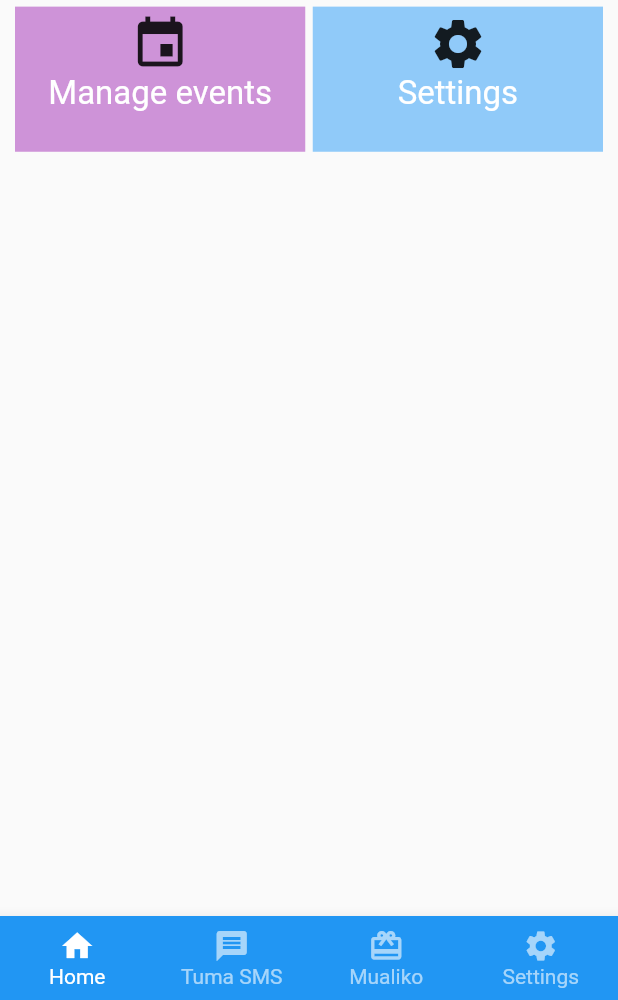
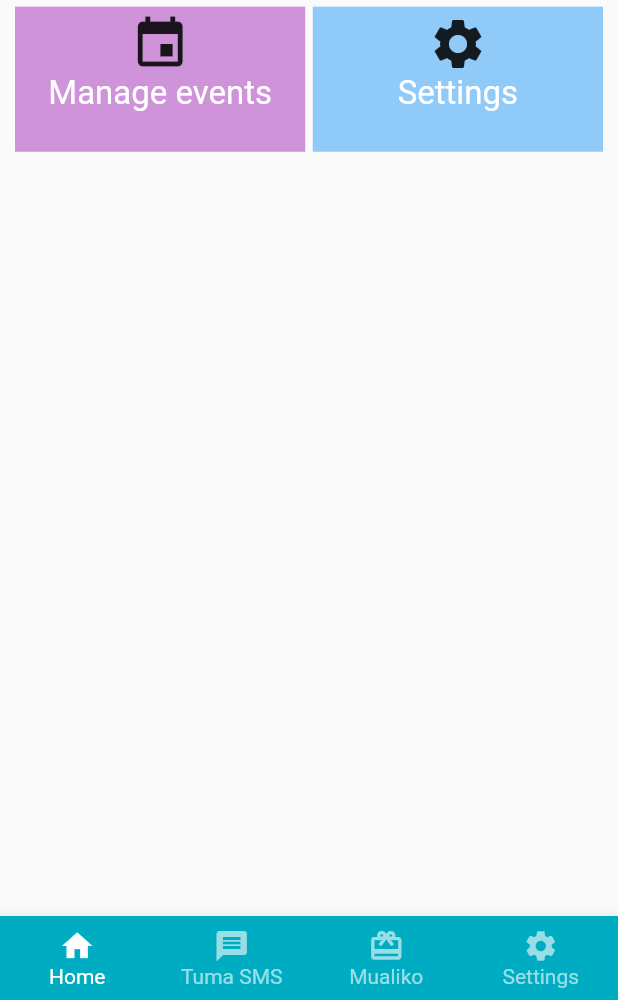
Before and after one commit to gabbymushi/michango_app, a Flutter app: the screen it shows after launch, on a phone screen of 412 x 824 dp, the part 236-1236 px from its top. Run offline on Flutter 3.47's test engine with Material 2 defaults, Android fonts, the phone set to English and light mode, and no system bars; Roboto replaces fonts that are missing (Encode Sans).

Commit message:
change color

```diff
--- a/lib/pages/widgets/shared/bottom_nav_bar.dart
+++ b/lib/pages/widgets/shared/bottom_nav_bar.dart
@@ -6,7 +6,7 @@ class BottomNavBar extends StatelessWidget {
     return BottomNavigationBar(
       type: BottomNavigationBarType.fixed,
       //backgroundColor: Color(0xFF6200EE),
-      backgroundColor: Colors.blue,
+      backgroundColor: Colors.cyan[600],
       selectedItemColor: Colors.white,
       unselectedItemColor: Colors.white.withOpacity(.60),
       selectedFontSize: 14,
```
